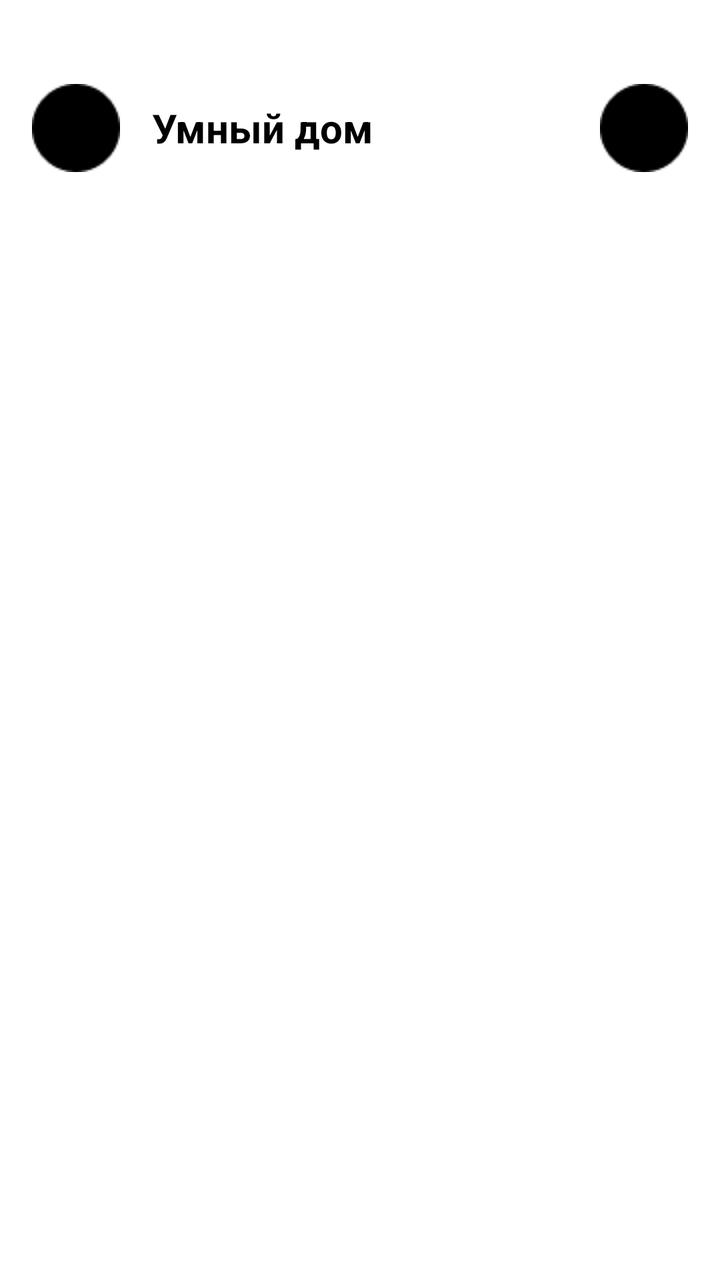
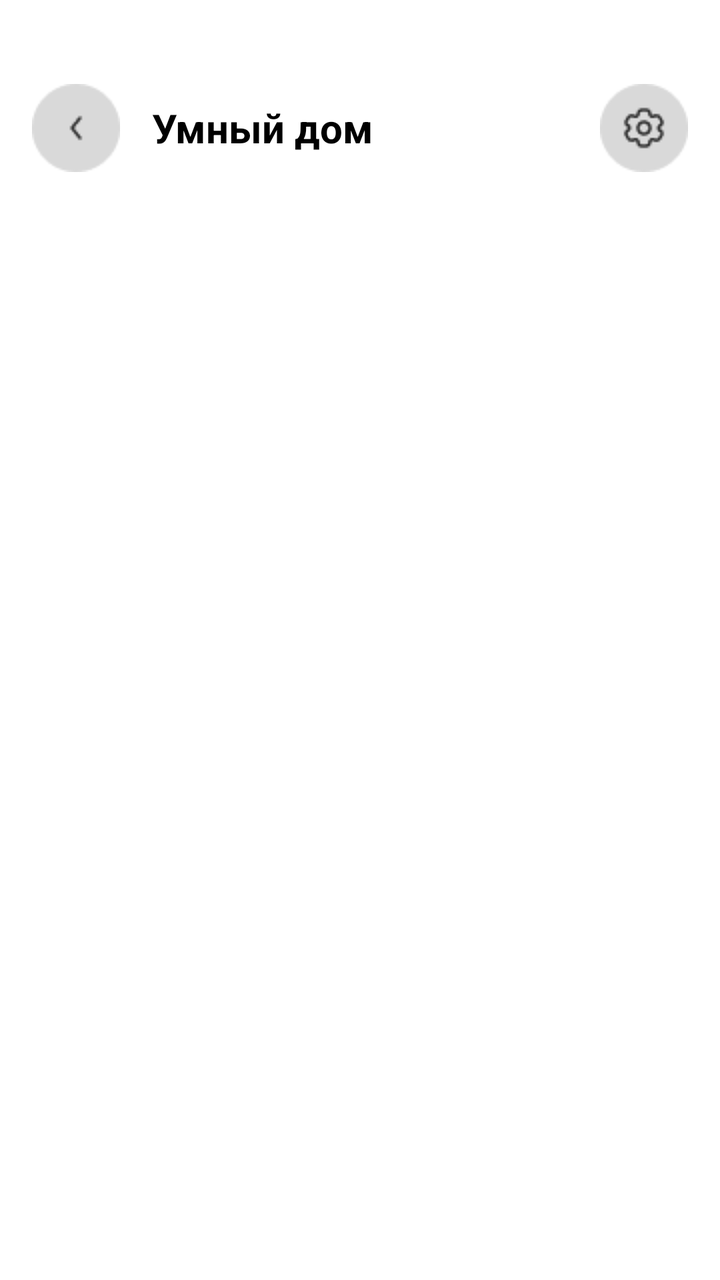

Two renders of the same Android screen: before a commit and after it. Below are the layout's source before the change and the commit's diff.
<!-- AndroidManifest.xml: application theme Theme.SmartHome -->
<!-- res/layout/activity_home.xml -->
<?xml version="1.0" encoding="utf-8"?>
<androidx.constraintlayout.widget.ConstraintLayout
    xmlns:android="http://schemas.android.com/apk/res/android"
    xmlns:app="http://schemas.android.com/apk/res-auto"
    xmlns:tools="http://schemas.android.com/tools"
    android:layout_width="match_parent"
    android:layout_height="match_parent"
    android:background="@color/white"
    tools:context=".HomeActivity">

    
    <LinearLayout
        android:id="@+id/topBar"
        android:layout_width="match_parent"
        android:layout_height="64dp"
        android:layout_marginTop="32dp"
        android:gravity="center_vertical"
        android:orientation="horizontal"
        android:paddingStart="16dp"
        android:paddingEnd="16dp"
        app:layout_constraintEnd_toEndOf="parent"
        app:layout_constraintStart_toStartOf="parent"
        app:layout_constraintTop_toTopOf="parent">

        
        <ImageView
            android:id="@+id/ivBack"
            android:layout_width="44dp"
            android:layout_height="44dp"
            android:layout_marginEnd="16dp"
            android:src="@drawable/ic_arrow_back"
            android:tint="@color/black" />

        
        <TextView
            android:layout_width="0dp"
            android:layout_height="wrap_content"
            android:layout_weight="1"
            android:text="Умный дом"
            android:textColor="@color/black"
            android:textSize="20sp"
            android:textStyle="bold" />

        
        <ImageView
            android:id="@+id/ivSettings"
            android:layout_width="44dp"
            android:layout_height="44dp"
            android:src="@drawable/ic_settings"
            android:tint="@color/black" />

    </LinearLayout>

    
    <androidx.recyclerview.widget.RecyclerView
        android:id="@+id/rvDevices"
        android:layout_width="match_parent"
        android:layout_height="0dp"
        android:layout_marginTop="16dp"
        android:padding="12dp"
        android:clipToPadding="false"
        app:layout_constraintTop_toBottomOf="@+id/topBar"
        app:layout_constraintBottom_toBottomOf="parent"
        app:layout_constraintStart_toStartOf="parent"
        app:layout_constraintEnd_toEndOf="parent"
        app:layoutManager="androidx.recyclerview.widget.GridLayoutManager"
        app:spanCount="2" />

</androidx.constraintlayout.widget.ConstraintLayout>
<!-- resources referenced by this layout -->
<resources>
  <color name="black">#FF000000</color>
  <color name="white">#FFFFFF</color>
  <!-- drawable ic_arrow_back: png bitmap (drawable, 945 bytes) -->
  <!-- drawable ic_settings: png bitmap (drawable, 1365 bytes) -->
  <style name="Theme.SmartHome" parent="Base.Theme.SmartHome" />
  <style name="Base.Theme.SmartHome" parent="Theme.Material3.DayNight.NoActionBar">
          
          
      </style>
</resources>

<!-- the commit's change to res/layout/activity_home.xml (unified diff, before → after) -->
@@ -28,8 +28,7 @@
             android:layout_width="44dp"
             android:layout_height="44dp"
             android:layout_marginEnd="16dp"
-            android:src="@drawable/ic_arrow_back"
-            android:tint="@color/black" />
+            android:src="@drawable/ic_arrow_back"/>
 
         
         <TextView
@@ -46,8 +45,7 @@
             android:id="@+id/ivSettings"
             android:layout_width="44dp"
             android:layout_height="44dp"
-            android:src="@drawable/ic_settings"
-            android:tint="@color/black" />
+            android:src="@drawable/ic_settings" />
 
     </LinearLayout>
 
@@ -57,13 +55,15 @@
         android:layout_width="match_parent"
         android:layout_height="0dp"
         android:layout_marginTop="16dp"
+        android:clipToPadding="false"
         android:padding="12dp"
-        android:clipToPadding="false"
+        app:layoutManager="androidx.recyclerview.widget.GridLayoutManager"
+        app:layout_constraintBottom_toBottomOf="parent"
+        app:layout_constraintEnd_toEndOf="parent"
+        app:layout_constraintHorizontal_bias="1.0"
+        app:layout_constraintStart_toStartOf="parent"
         app:layout_constraintTop_toBottomOf="@+id/topBar"
-        app:layout_constraintBottom_toBottomOf="parent"
-        app:layout_constraintStart_toStartOf="parent"
-        app:layout_constraintEnd_toEndOf="parent"
-        app:layoutManager="androidx.recyclerview.widget.GridLayoutManager"
+        app:layout_constraintVertical_bias="1.0"
         app:spanCount="2" />
 
 </androidx.constraintlayout.widget.ConstraintLayout>
